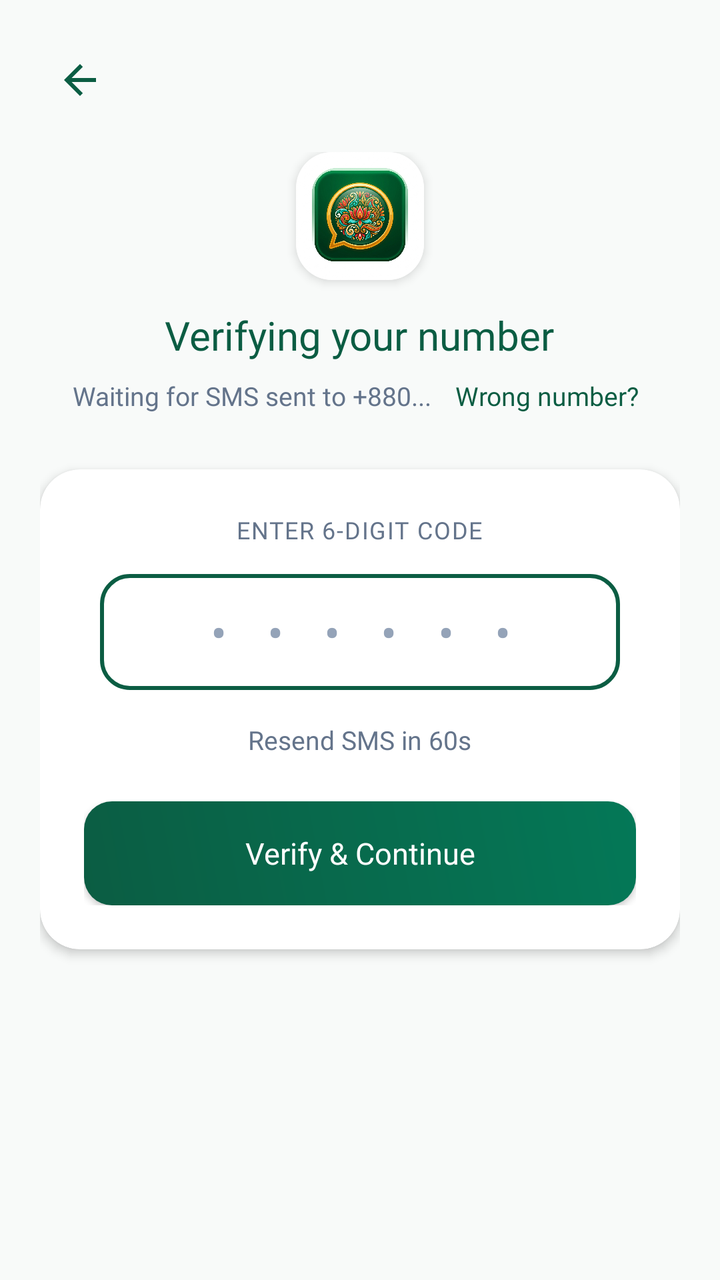
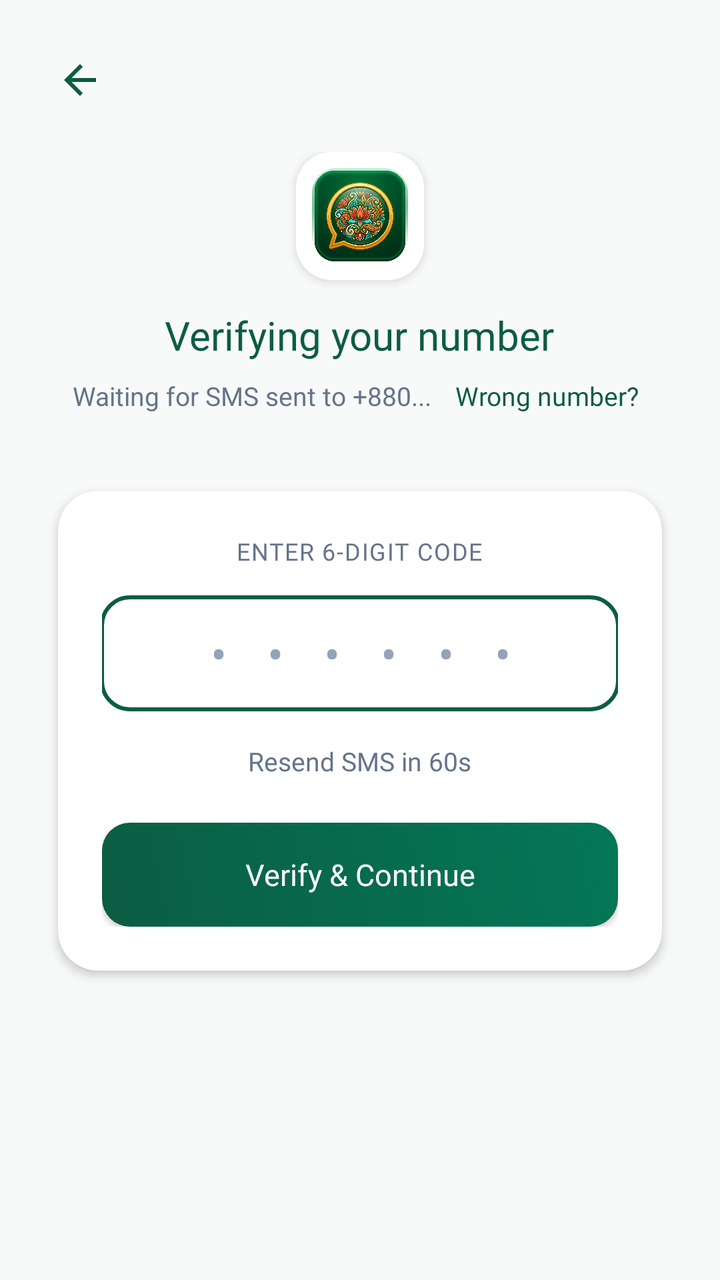

Screens rendered from an Android XML layout before and after an edit, with the pre-edit source and the edit as a unified diff.
<!-- AndroidManifest.xml: application theme Theme.KotharBaksho -->
<!-- res/layout/activity_otp.xml -->
<?xml version="1.0" encoding="utf-8"?>
<ScrollView xmlns:android="http://schemas.android.com/apk/res/android"
    xmlns:app="http://schemas.android.com/apk/res-auto"
    xmlns:tools="http://schemas.android.com/tools"
    android:layout_width="match_parent"
    android:layout_height="match_parent"
    android:background="@color/bg_main"
    android:fillViewport="true">

    <androidx.constraintlayout.widget.ConstraintLayout
        android:layout_width="match_parent"
        android:layout_height="wrap_content"
        android:paddingHorizontal="20dp"
        android:paddingVertical="20dp">

        
        <ImageView
            android:id="@+id/btnBackOtp"
            android:layout_width="40dp"
            android:layout_height="40dp"
            android:background="?attr/selectableItemBackgroundBorderless"
            android:padding="8dp"
            android:src="@drawable/ic_back_arrow"
            app:layout_constraintStart_toStartOf="parent"
            app:layout_constraintTop_toTopOf="parent"
            app:tint="@color/primary" />

        
        <LinearLayout
            android:id="@+id/otpHeader"
            android:layout_width="match_parent"
            android:layout_height="wrap_content"
            android:layout_marginTop="16dp"
            android:gravity="center"
            android:orientation="vertical"
            app:layout_constraintEnd_toEndOf="parent"
            app:layout_constraintStart_toStartOf="parent"
            app:layout_constraintTop_toBottomOf="@id/btnBackOtp">

            <androidx.cardview.widget.CardView
                android:layout_width="64dp"
                android:layout_height="64dp"
                app:cardCornerRadius="18dp"
                app:cardElevation="3dp">

                <ImageView
                    android:layout_width="match_parent"
                    android:layout_height="match_parent"
                    android:scaleType="centerCrop"
                    android:src="@drawable/app_logo" />
            </androidx.cardview.widget.CardView>

            <TextView
                android:layout_width="wrap_content"
                android:layout_height="wrap_content"
                android:layout_marginTop="14dp"
                android:fontFamily="@font/poppins_bold"
                android:text="Verifying your number"
                android:textColor="@color/primary"
                android:textSize="20sp" />

            <LinearLayout
                android:layout_width="wrap_content"
                android:layout_height="wrap_content"
                android:layout_marginTop="4dp"
                android:gravity="center"
                android:orientation="horizontal">

                <TextView
                    android:id="@+id/tvPhoneNumberTarget"
                    android:layout_width="wrap_content"
                    android:layout_height="wrap_content"
                    android:fontFamily="@font/poppins_regular"
                    android:text="Waiting for SMS sent to +880..."
                    android:textColor="@color/text_secondary"
                    android:textSize="13sp" />

                <TextView
                    android:id="@+id/tvWrongNumber"
                    android:layout_width="wrap_content"
                    android:layout_height="wrap_content"
                    android:layout_marginStart="8dp"
                    android:fontFamily="@font/poppins_bold"
                    android:padding="4dp"
                    android:text="Wrong number?"
                    android:textColor="@color/primary"
                    android:textSize="13sp" />

            </LinearLayout>

        </LinearLayout>

        
        <androidx.cardview.widget.CardView
            android:id="@+id/otpCard"
            android:layout_width="match_parent"
            android:layout_height="wrap_content"
            android:layout_marginTop="24dp"
            app:cardBackgroundColor="@color/surface_card"
            app:cardCornerRadius="20dp"
            app:cardElevation="3dp"
            app:layout_constraintEnd_toEndOf="parent"
            app:layout_constraintStart_toStartOf="parent"
            app:layout_constraintTop_toBottomOf="@id/otpHeader">

            <LinearLayout
                android:layout_width="match_parent"
                android:layout_height="wrap_content"
                android:gravity="center_horizontal"
                android:orientation="vertical"
                android:padding="22dp">

                <TextView
                    android:layout_width="wrap_content"
                    android:layout_height="wrap_content"
                    android:fontFamily="@font/poppins_bold"
                    android:letterSpacing="0.05"
                    android:text="ENTER 6-DIGIT CODE"
                    android:textColor="@color/text_secondary"
                    android:textSize="12sp" />

                
                <EditText
                    android:id="@+id/etOtpCode"
                    android:layout_width="260dp"
                    android:layout_height="58dp"
                    android:layout_marginTop="14dp"
                    android:background="@drawable/bg_otp_box"
                    android:fontFamily="@font/poppins_bold"
                    android:gravity="center"
                    android:hint="• • • • • •"
                    android:inputType="number"
                    android:letterSpacing="0.3"
                    android:maxLength="6"
                    android:textColor="@color/primary"
                    android:textColorHint="@color/text_hint"
                    android:textSize="24sp" />

                
                <LinearLayout
                    android:layout_width="wrap_content"
                    android:layout_height="wrap_content"
                    android:layout_marginTop="16dp"
                    android:gravity="center"
                    android:orientation="horizontal">

                    <TextView
                        android:id="@+id/tvResendTimer"
                        android:layout_width="wrap_content"
                        android:layout_height="wrap_content"
                        android:fontFamily="@font/poppins_regular"
                        android:text="Resend SMS in 60s"
                        android:textColor="@color/text_secondary"
                        android:textSize="13sp" />

                    <TextView
                        android:id="@+id/btnResendOtp"
                        android:layout_width="wrap_content"
                        android:layout_height="wrap_content"
                        android:layout_marginStart="8dp"
                        android:fontFamily="@font/poppins_bold"
                        android:padding="4dp"
                        android:text="Resend Code"
                        android:textColor="@color/primary"
                        android:textSize="13sp"
                        android:visibility="gone" />

                </LinearLayout>

                
                <FrameLayout
                    android:layout_width="match_parent"
                    android:layout_height="52dp"
                    android:layout_marginTop="22dp">

                    <androidx.appcompat.widget.AppCompatButton
                        android:id="@+id/btnVerifyOtp"
                        android:layout_width="match_parent"
                        android:layout_height="match_parent"
                        android:background="@drawable/bg_btn_primary"
                        android:fontFamily="@font/poppins_bold"
                        android:text="Verify &amp; Continue"
                        android:textAllCaps="false"
                        android:textColor="@color/white"
                        android:textSize="15sp" />

                    <ProgressBar
                        android:id="@+id/otpProgressBar"
                        android:layout_width="26dp"
                        android:layout_height="26dp"
                        android:layout_gravity="center"
                        android:indeterminateTint="@color/white"
                        android:visibility="gone" />

                </FrameLayout>

            </LinearLayout>

        </androidx.cardview.widget.CardView>

    </androidx.constraintlayout.widget.ConstraintLayout>

</ScrollView>
<!-- resources referenced by this layout -->
<resources>
  <color name="bg_main">#F8FAF9</color>
  <color name="primary">#0B5D43</color>
  <color name="surface_card">#FFFFFF</color>
  <color name="text_hint">#94A3B8</color>
  <color name="text_secondary">#64748B</color>
  <color name="white">#FFFFFFFF</color>
  <!-- drawable app_logo: png bitmap (drawable-xhdpi, 474106 bytes) -->
  <!-- drawable bg_btn_primary (drawable) -->
  <?xml version="1.0" encoding="utf-8"?>
  <ripple xmlns:android="http://schemas.android.com/apk/res/android"
      android:color="#33FFFFFF">
      <item>
          <shape>
              <gradient
                  android:startColor="@color/primary"
                  android:endColor="@color/primary_variant"
                  android:angle="45" />
              <corners android:radius="14dp" />
          </shape>
      </item>
  </ripple>
  <!-- drawable bg_otp_box (drawable) -->
  <?xml version="1.0" encoding="utf-8"?>
  <shape xmlns:android="http://schemas.android.com/apk/res/android">
      <solid android:color="@color/surface_card" />
      <stroke android:width="2dp" android:color="@color/primary" />
      <corners android:radius="14dp" />
  </shape>
  <!-- drawable ic_back_arrow (drawable) -->
  <vector xmlns:android="http://schemas.android.com/apk/res/android"
      android:width="24dp"
      android:height="24dp"
      android:viewportWidth="24"
      android:viewportHeight="24">
    <path
        android:fillColor="@android:color/white"
        android:pathData="M20,11H7.83l5.59,-5.59L12,4l-8,8 8,8 1.41,-1.41L7.83,13H20V11Z"/>
  </vector>
  <style name="Theme.KotharBaksho" parent="Theme.MaterialComponents.DayNight.NoActionBar">
          
          <item name="colorPrimary">@color/primary</item>
          <item name="colorPrimaryVariant">@color/primary_dark</item>
          <item name="colorOnPrimary">@color/white</item>
          
          <item name="colorSecondary">@color/accent_gold</item>
          <item name="colorSecondaryVariant">@color/accent_gold_dark</item>
          <item name="colorOnSecondary">@color/black</item>
          
          <item name="android:statusBarColor">@color/primary_dark</item>
          <item name="android:windowBackground">@color/bg_main</item>
      </style>
  <color name="primary_variant">#047857</color>
  <color name="primary_dark">#064E3B</color>
  <color name="accent_gold">#F59E0B</color>
  <color name="accent_gold_dark">#D97706</color>
  <color name="black">#FF000000</color>
</resources>

<!-- the commit's change to res/layout/activity_otp.xml (unified diff, before → after) -->
@@ -99,6 +99,7 @@
             app:cardBackgroundColor="@color/surface_card"
             app:cardCornerRadius="20dp"
             app:cardElevation="3dp"
+            app:cardUseCompatPadding="true"
             app:layout_constraintEnd_toEndOf="parent"
             app:layout_constraintStart_toStartOf="parent"
             app:layout_constraintTop_toBottomOf="@id/otpHeader">
